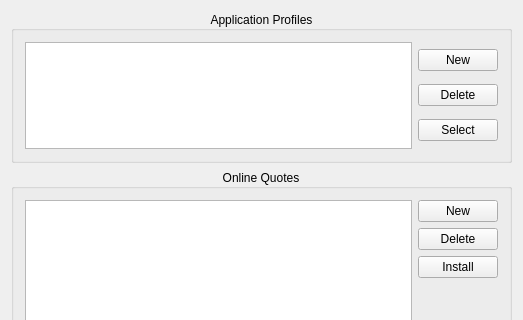
Before: the Qt Designer form src/alkonlinequoteswidget.ui in KDE/alkimia, drawn with Qt 5; both pictures show x 0 to 523 and y 0 to 320 of the 523 by 815 pixel window.
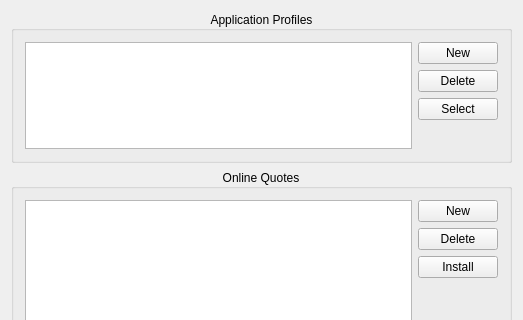
After: the same form once the commit is applied. Custom widgets are drawn as their Qt base class.

Commit message: readd missing vertical spacer ibn profile block

Diff of the .ui file:
```diff
--- a/src/alkonlinequoteswidget.ui
+++ b/src/alkonlinequoteswidget.ui
@@ -64,6 +64,19 @@
                 </property>
                </widget>
               </item>
+              <item>
+               <spacer name="verticalSpacer_4">
+                <property name="orientation">
+                 <enum>Qt::Vertical</enum>
+                </property>
+                <property name="sizeHint" stdset="0">
+                 <size>
+                  <width>20</width>
+                  <height>40</height>
+                 </size>
+                </property>
+               </spacer>
+              </item>
              </layout>
             </item>
            </layout>
```
